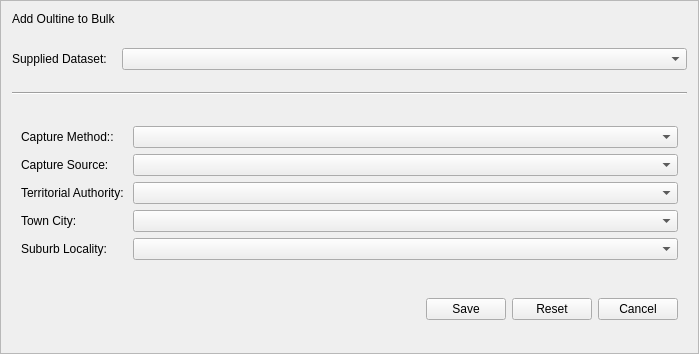
The window that buildings/gui/new_outline_bulk.ui (linz/nz-buildings) describes before a commit, drawn with Qt 5.
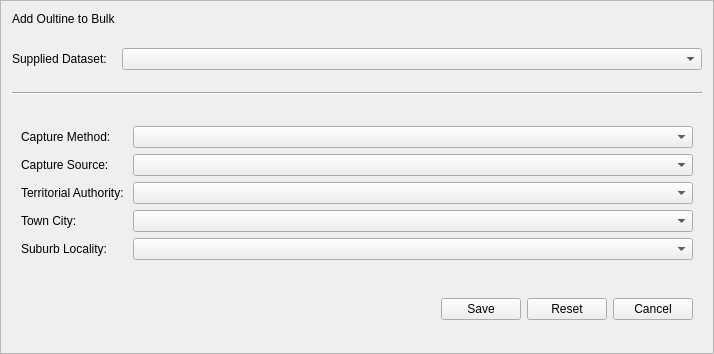
The same window after the commit.

Patch:
```diff
--- a/buildings/gui/new_outline_bulk.ui
+++ b/buildings/gui/new_outline_bulk.ui
@@ -6,7 +6,7 @@
    <rect>
     <x>0</x>
     <y>0</y>
-    <width>699</width>
+    <width>714</width>
     <height>354</height>
    </rect>
   </property>
@@ -29,7 +29,7 @@
       <item row="1" column="0">
        <widget class="QLabel" name="l_capture_method">
         <property name="text">
-         <string>Capture Method::</string>
+         <string>Capture Method:</string>
         </property>
        </widget>
       </item>
```
